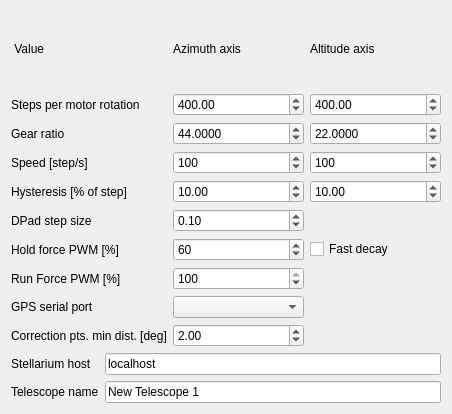
Old version of the form PrefsDialog.ui in the repository kwahoo2/Mortar.
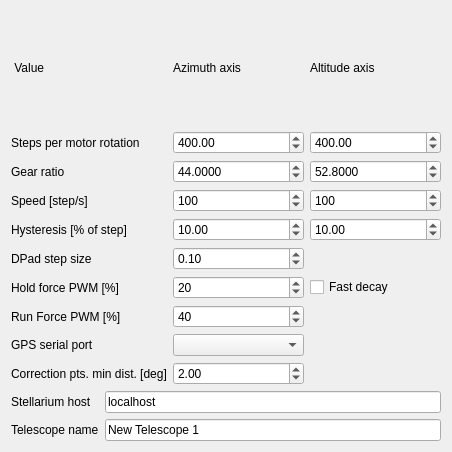
New version of the form. Icons and pictures are not drawn.

Commit message: set defaults consistent with mechanical files

What changed in the file:
```diff
--- a/PrefsDialog.ui
+++ b/PrefsDialog.ui
@@ -7,7 +7,7 @@
     <x>0</x>
     <y>0</y>
     <width>452</width>
-    <height>414</height>
+    <height>452</height>
    </rect>
   </property>
   <property name="windowTitle">
@@ -81,7 +81,7 @@
         <number>100</number>
        </property>
        <property name="value">
-        <number>60</number>
+        <number>20</number>
        </property>
       </widget>
      </item>
@@ -94,7 +94,7 @@
         <number>100</number>
        </property>
        <property name="value">
-        <number>100</number>
+        <number>40</number>
        </property>
       </widget>
      </item>
@@ -233,7 +233,7 @@
         <double>99999.990000000005239</double>
        </property>
        <property name="value">
-        <double>22.000000000000000</double>
+        <double>52.799999999999997</double>
        </property>
       </widget>
      </item>
```
The commit also changes 1 other file.
